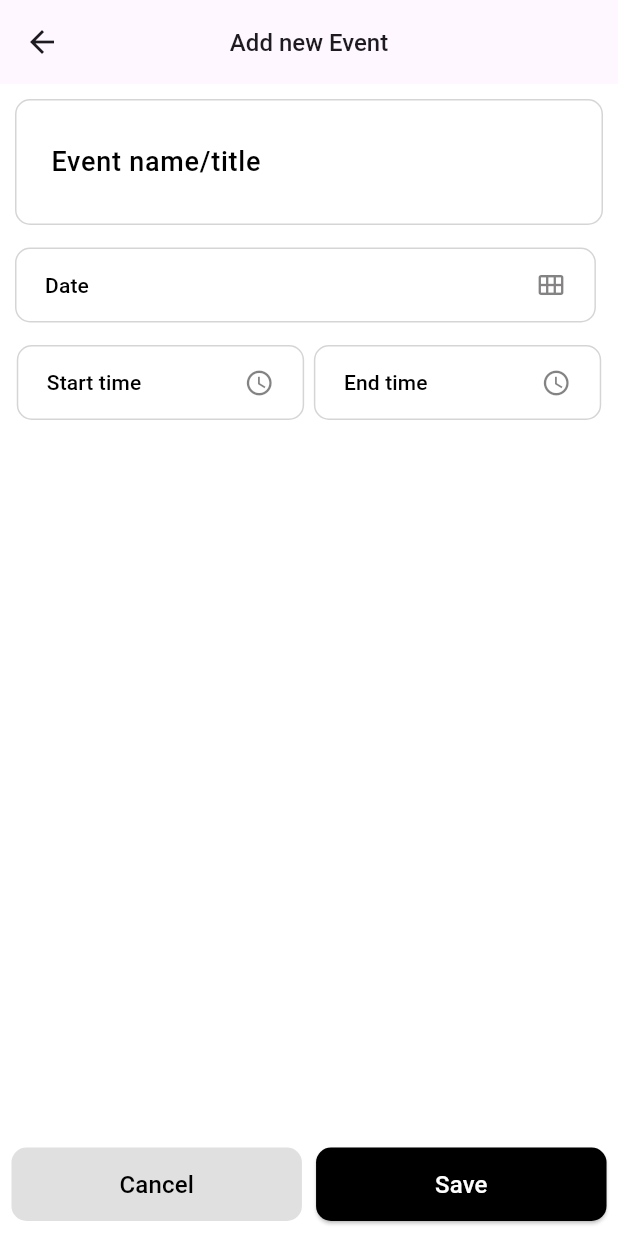
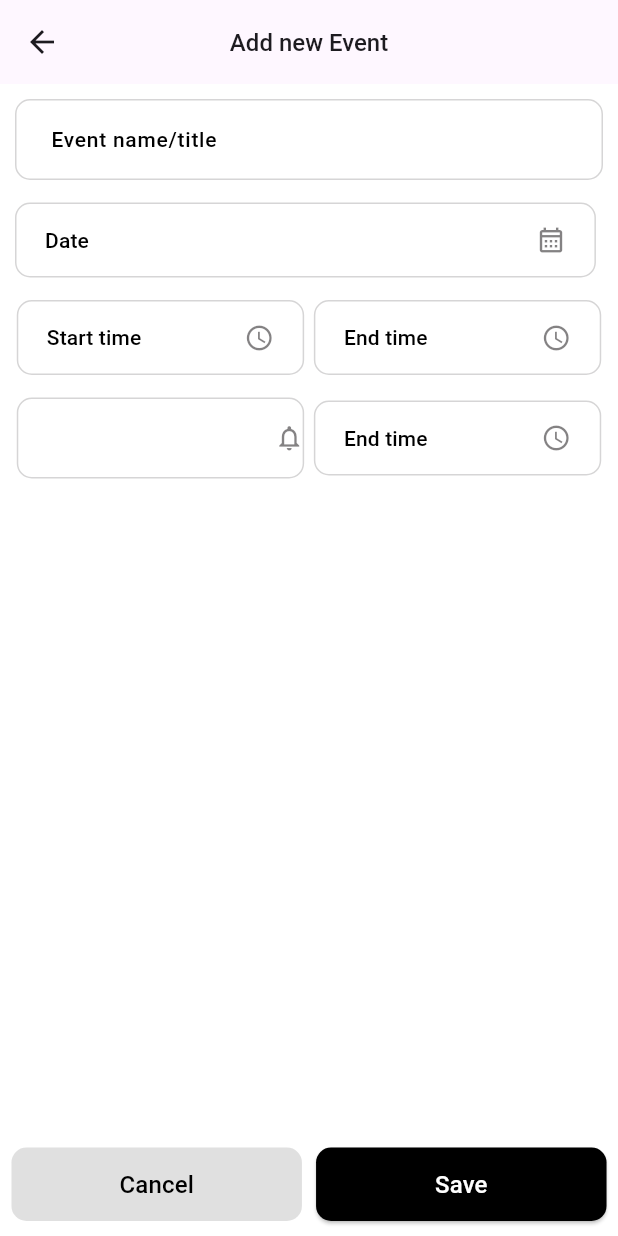
Before and after one commit to joharkhan99/quickcal, a Flutter app: the CreateTaskPage screen opened by its route, on a phone screen of 412 x 824 dp. Run offline on Flutter 3.47's test engine with Material 3 defaults, Android fonts, the phone set to English and light mode, and no system bars.

Commit message:
Update font sizes and paddings in create_task_page.dart

```diff
--- a/lib/pages/create_task_page.dart
+++ b/lib/pages/create_task_page.dart
@@ -36,7 +36,7 @@ class _CreateTaskPageState extends State<CreateTaskPage> {
                         labelText: 'Event name/title',
                         hintText: 'go to the gym, buy groceries, etc.',
                         floatingLabelStyle: TextStyle(
-                          fontSize: 16,
+                          fontSize: 13,
                           fontWeight: FontWeight.w500,
                           color: Colors.black,
                         ),
@@ -45,7 +45,7 @@ class _CreateTaskPageState extends State<CreateTaskPage> {
                           fontWeight: FontWeight.w400,
                         ),
                         labelStyle: TextStyle(
-                          fontSize: 18,
+                          fontSize: 14,
                           fontWeight: FontWeight.w500,
                           color: Colors.black,
                         ),
@@ -57,7 +57,7 @@ class _CreateTaskPageState extends State<CreateTaskPage> {
                           borderSide: BorderSide(color: Colors.black, width: 2),
                           borderRadius: BorderRadius.all(Radius.circular(10)),
                         ),
-                        contentPadding: EdgeInsets.symmetric(vertical: 30, horizontal: 20),
+                        contentPadding: EdgeInsets.symmetric(vertical: 15, horizontal: 20),
                       ),
                     ),
                     SizedBox(height: 15),
@@ -89,7 +89,7 @@ class _CreateTaskPageState extends State<CreateTaskPage> {
                                   style: TextStyle(color: Colors.black, fontSize: 14, fontWeight: FontWeight.w500),
                                 ),
                                 Icon(
-                                  Icons.calendar_view_month_outlined,
+                                  Icons.calendar_month_outlined,
                                   color: Color.fromARGB(150, 46, 43, 45),
                                   size: 20,
                                 ),
@@ -138,6 +138,106 @@ class _CreateTaskPageState extends State<CreateTaskPage> {
                                     ),
                                   ],
                                 ),
+                              ),
+                            ),
+                          ],
+                        ),
+                        SizedBox(
+                          width: MediaQuery.of(context).size.width * 0.01,
+                        ),
+                        Row(
+                          mainAxisAlignment: MainAxisAlignment.spaceBetween,
+                          children: [
+                            SizedBox(
+                              width: MediaQuery.of(context).size.width * 0.465,
+                              child: ElevatedButton(
+                                onPressed: () {
+                                  Navigator.pop(context);
+                                },
+                                style: ElevatedButton.styleFrom(
+                                  padding: const EdgeInsets.symmetric(vertical: 15, horizontal: 20),
+                                  backgroundColor: Colors.white,
+                                  shadowColor: Colors.white,
+                                  shape: RoundedRectangleBorder(
+                                    borderRadius: BorderRadius.circular(10),
+                                  ),
+                                  elevation: 0,
+                                  alignment: Alignment.centerLeft,
+                                  side: BorderSide(color: Color.fromARGB(50, 46, 43, 45), width: 1),
+                                ),
+                                child: Row(
+                                  mainAxisAlignment: MainAxisAlignment.spaceBetween,
+                                  children: [
+                                    const Text(
+                                      'End time',
+                                      style: TextStyle(color: Colors.black, fontSize: 14, fontWeight: FontWeight.w500),
+                                    ),
+                                    Icon(
+                                      Icons.watch_later_outlined,
+                                      color: Color.fromARGB(150, 46, 43, 45),
+                                      size: 20,
+                                    ),
+                                  ],
+                                ),
+                              ),
+                            ),
+                          ],
+                        ),
+                      ],
+                    ),
+                    SizedBox(height: 15),
+                    Row(
+                      mainAxisAlignment: MainAxisAlignment.spaceEvenly,
+                      crossAxisAlignment: CrossAxisAlignment.center,
+                      children: [
+                        Row(
+                          mainAxisAlignment: MainAxisAlignment.spaceBetween,
+                          children: [
+                            SizedBox(
+                              width: MediaQuery.of(context).size.width * 0.465,
+                              child: DropdownButtonFormField<String>(
+                                decoration: InputDecoration(
+                                  contentPadding: EdgeInsets.symmetric(vertical: 15, horizontal: 20),
+                                  // enabledBorder:
+                                  enabledBorder: OutlineInputBorder(
+                                    borderSide: BorderSide(color: Color.fromARGB(50, 46, 43, 45), width: 1),
+                                    borderRadius: BorderRadius.all(Radius.circular(10)),
+                                  ),
+                                  focusedBorder: OutlineInputBorder(
+                                    borderSide: BorderSide(color: Color.fromARGB(50, 46, 43, 45), width: 1),
+                                    borderRadius: BorderRadius.all(Radius.circular(10)),
+                                  ),
+                                ),
+                                value: 'Two',
+                                icon: const Row(
+                                  mainAxisAlignment: MainAxisAlignment.end, // Align icon at the end
+                                  children: [
+                                    Icon(
+                                      Icons.notifications_none_outlined,
+                                      color: Color.fromARGB(150, 46, 43, 45),
+                                      size: 20,
+                                    ),
+                                  ],
+                                ),
+                                elevation: 16,
+                                style: const TextStyle(
+                                  color: Color.fromARGB(255, 0, 0, 0),
+                                  fontSize: 14,
+                                  fontWeight: FontWeight.w500,
+                                ),
+                                dropdownColor: Colors.white,
+                                onChanged: (String? value) {
+                                  // This is called when the user selects an item.
+                                  // setState(() {
+                                  //   dropdownValue = value!;
+                                  // });
+                                },
+                                items: ['One', 'Two', 'Three', 'Four'].map<DropdownMenuItem<String>>((String value) {
+                                  return DropdownMenuItem<String>(
+                                    value: value,
+                                    child: Text(value),
+                                  );
+                                }).toList(),
                               ),
                             ),
                           ],
```
